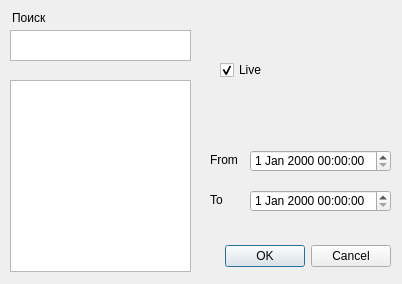
liltymoor/cryptoAnalyzer, file qt_python/qt_designer/graph_selection_dialog.ui: the form before one commit.
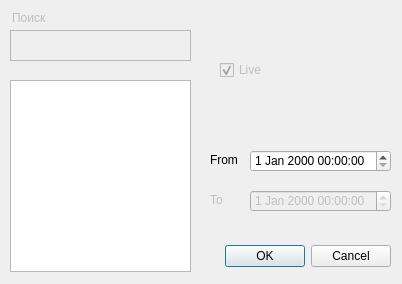
The form after the commit. Custom widgets are drawn as their Qt base class.

Commit message: -disabled unsupported features

```diff
--- a/qt_python/qt_designer/graph_selection_dialog.ui
+++ b/qt_python/qt_designer/graph_selection_dialog.ui
@@ -53,6 +53,9 @@
    </property>
   </widget>
   <widget class="QDateTimeEdit" name="toDate">
+   <property name="enabled">
+    <bool>false</bool>
+   </property>
    <property name="geometry">
     <rect>
      <x>250</x>
@@ -76,6 +79,9 @@
    </property>
   </widget>
   <widget class="QLabel" name="toLabel">
+   <property name="enabled">
+    <bool>false</bool>
+   </property>
    <property name="geometry">
     <rect>
      <x>210</x>
@@ -89,6 +95,9 @@
    </property>
   </widget>
   <widget class="QCheckBox" name="isLive">
+   <property name="enabled">
+    <bool>false</bool>
+   </property>
    <property name="geometry">
     <rect>
      <x>220</x>
@@ -105,6 +114,9 @@
    </property>
   </widget>
   <widget class="QTextEdit" name="textEdit">
+   <property name="enabled">
+    <bool>false</bool>
+   </property>
    <property name="geometry">
     <rect>
      <x>10</x>
@@ -115,6 +127,9 @@
    </property>
   </widget>
   <widget class="QLabel" name="search_label">
+   <property name="enabled">
+    <bool>false</bool>
+   </property>
    <property name="geometry">
     <rect>
      <x>12</x>
```
